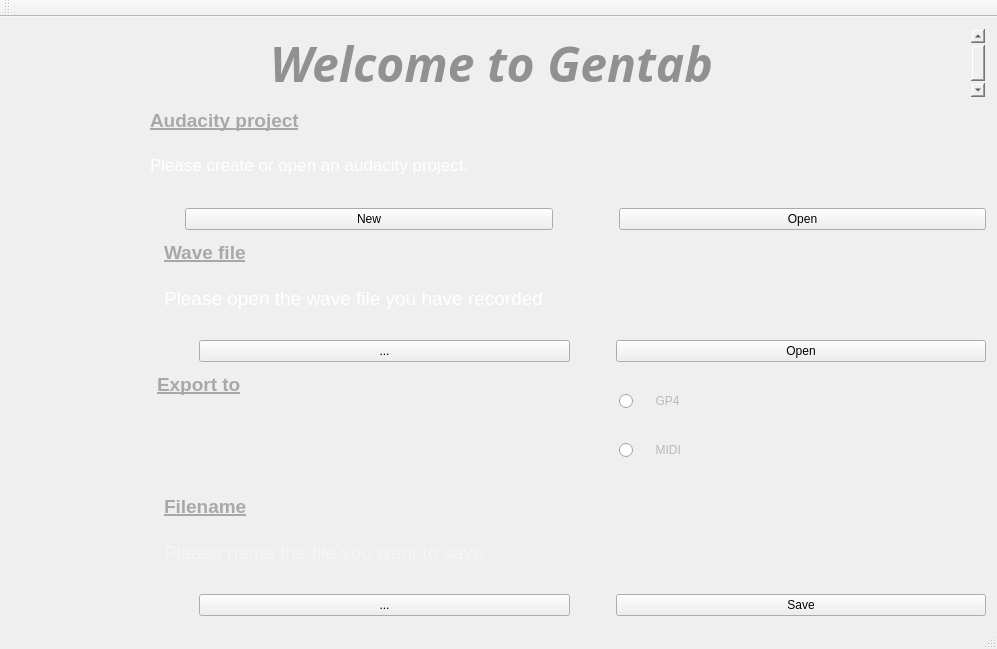
Old version of the form Sources/Application/GenTab/MainWindow.ui in the repository the-midge/gentab.
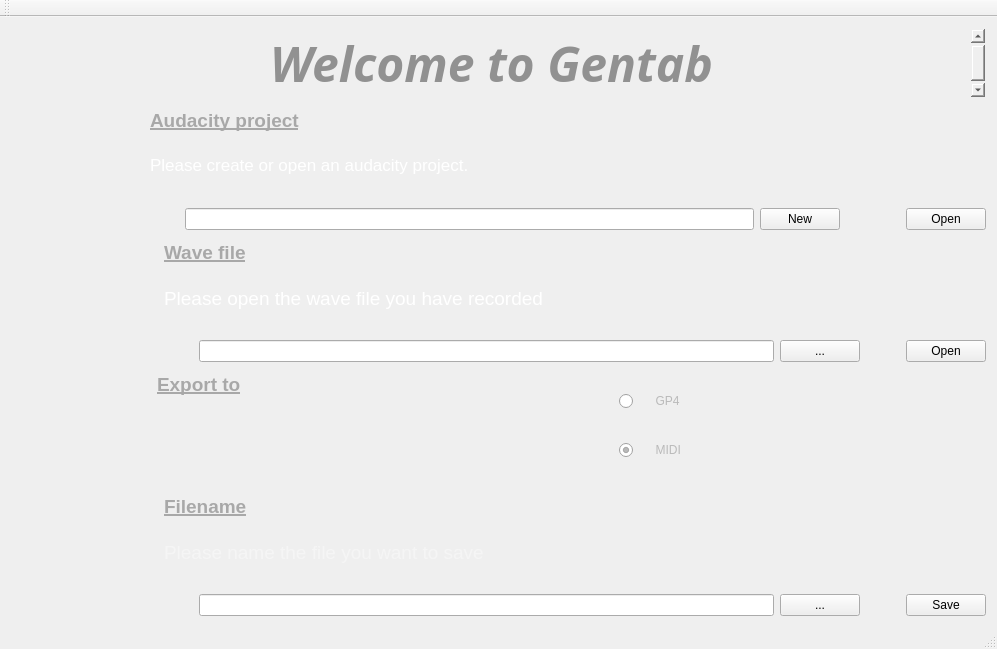
New version of the form. Icons and pictures are not drawn.

Diff of the .ui file:
```diff
--- a/Sources/Application/GenTab/MainWindow.ui
+++ b/Sources/Application/GenTab/MainWindow.ui
@@ -165,6 +165,13 @@
                 </property>
                </spacer>
               </item>
+              <item>
+               <widget class="QLineEdit" name="waveFileLineEdit">
+                <property name="readOnly">
+                 <bool>true</bool>
+                </property>
+               </widget>
+              </item>
               <item>
                <widget class="QPushButton" name="pushButtonExploreWaveFile">
                 <property name="enabled">
@@ -311,6 +318,19 @@
                   </property>
                  </spacer>
                 </item>
+                <item>
+                 <widget class="QLineEdit" name="filenameLineEdit">
+                  <property name="inputMask">
+                   <string notr="true"/>
+                  </property>
+                  <property name="dragEnabled">
+                   <bool>true</bool>
+                  </property>
+                  <property name="clearButtonEnabled">
+                   <bool>false</bool>
+                  </property>
+                 </widget>
+                </item>
                 <item>
                  <widget class="QPushButton" name="pushButtonExploreFilename">
                   <property name="enabled">
@@ -450,6 +470,13 @@
                 </property>
                </spacer>
               </item>
+              <item>
+               <widget class="QLineEdit" name="audacityProjectLineEdit">
+                <property name="readOnly">
+                 <bool>true</bool>
+                </property>
+               </widget>
+              </item>
               <item>
                <widget class="QPushButton" name="pushButtonExploreAudacityProject">
                 <property name="enabled">
@@ -593,6 +620,9 @@
                   <property name="text">
                    <string>     MIDI</string>
                   </property>
+                  <property name="checked">
+                   <bool>true</bool>
+                  </property>
                  </widget>
                 </item>
                </layout>
```
